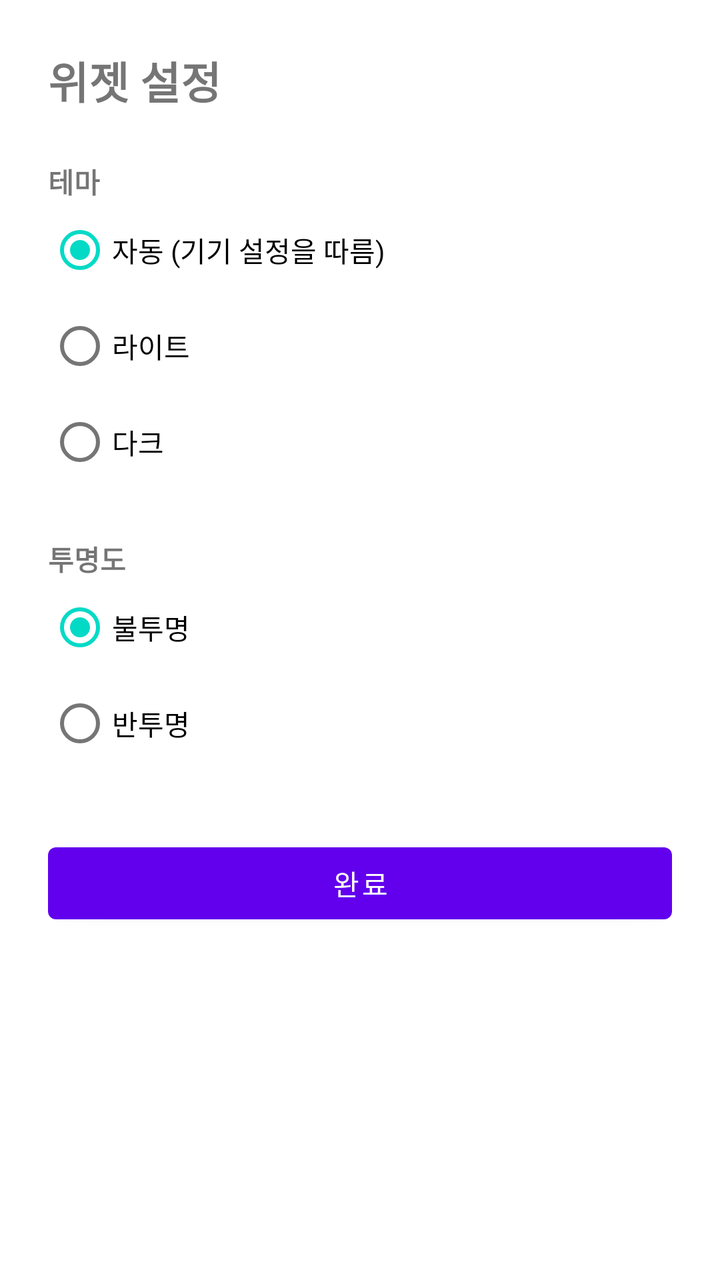
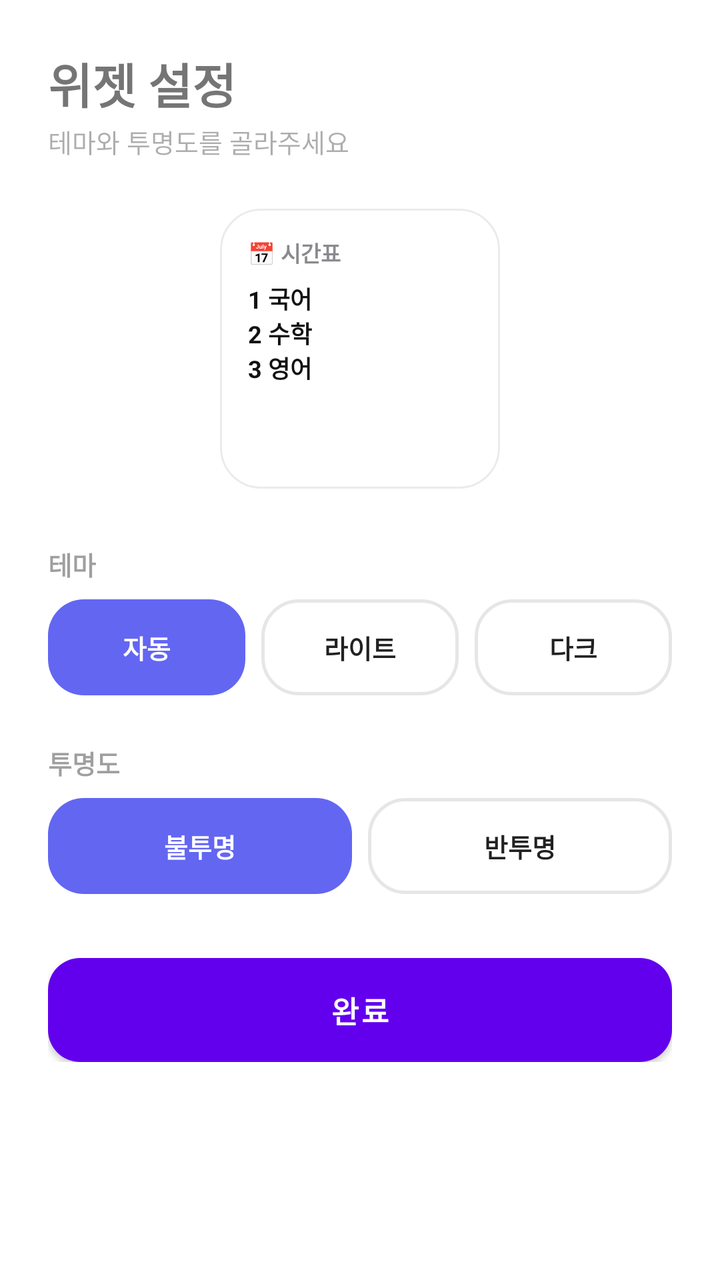

Compare the two renders of this Android layout. The source of the first and the diff that turns it into the second are given below.
<!-- AndroidManifest.xml: fallback theme Theme.MaterialComponents.DayNight.NoActionBar -->
<!-- res/layout/widget_configure_activity.xml -->
<?xml version="1.0" encoding="utf-8"?>
<ScrollView xmlns:android="http://schemas.android.com/apk/res/android"
    android:layout_width="match_parent"
    android:layout_height="match_parent">

    <LinearLayout
        android:layout_width="match_parent"
        android:layout_height="wrap_content"
        android:orientation="vertical"
        android:padding="24dp">

        <TextView
            android:layout_width="wrap_content"
            android:layout_height="wrap_content"
            android:text="위젯 설정"
            android:textSize="22sp"
            android:textStyle="bold" />

        <TextView
            android:layout_width="wrap_content"
            android:layout_height="wrap_content"
            android:layout_marginTop="24dp"
            android:text="테마"
            android:textSize="14sp"
            android:textStyle="bold" />

        <RadioGroup
            android:id="@+id/theme_group"
            android:layout_width="match_parent"
            android:layout_height="wrap_content"
            android:orientation="vertical">

            <RadioButton
                android:id="@+id/theme_auto"
                android:layout_width="match_parent"
                android:layout_height="wrap_content"
                android:text="자동 (기기 설정을 따름)"
                android:checked="true" />

            <RadioButton
                android:id="@+id/theme_light"
                android:layout_width="match_parent"
                android:layout_height="wrap_content"
                android:text="라이트" />

            <RadioButton
                android:id="@+id/theme_dark"
                android:layout_width="match_parent"
                android:layout_height="wrap_content"
                android:text="다크" />
        </RadioGroup>

        <TextView
            android:layout_width="wrap_content"
            android:layout_height="wrap_content"
            android:layout_marginTop="24dp"
            android:text="투명도"
            android:textSize="14sp"
            android:textStyle="bold" />

        <RadioGroup
            android:id="@+id/opacity_group"
            android:layout_width="match_parent"
            android:layout_height="wrap_content"
            android:orientation="vertical">

            <RadioButton
                android:id="@+id/opacity_opaque"
                android:layout_width="match_parent"
                android:layout_height="wrap_content"
                android:text="불투명"
                android:checked="true" />

            <RadioButton
                android:id="@+id/opacity_translucent"
                android:layout_width="match_parent"
                android:layout_height="wrap_content"
                android:text="반투명" />
        </RadioGroup>

        <Button
            android:id="@+id/confirm_button"
            android:layout_width="match_parent"
            android:layout_height="wrap_content"
            android:layout_marginTop="32dp"
            android:text="완료" />
    </LinearLayout>
</ScrollView>
<!-- resources referenced by this layout -->
<resources>

</resources>

<!-- the commit's change to res/layout/widget_configure_activity.xml (unified diff, before → after) -->
@@ -13,40 +13,116 @@
             android:layout_width="wrap_content"
             android:layout_height="wrap_content"
             android:text="위젯 설정"
-            android:textSize="22sp"
+            android:textSize="24sp"
             android:textStyle="bold" />
 
         <TextView
             android:layout_width="wrap_content"
             android:layout_height="wrap_content"
+            android:layout_marginTop="2dp"
+            android:text="테마와 투명도를 골라주세요"
+            android:textSize="13sp"
+            android:alpha="0.6" />
+
+        
+        <FrameLayout
+            android:layout_width="140dp"
+            android:layout_height="140dp"
             android:layout_marginTop="24dp"
+            android:layout_gravity="center_horizontal">
+
+            <FrameLayout
+                android:id="@+id/preview_card"
+                android:layout_width="match_parent"
+                android:layout_height="match_parent"
+                android:background="@drawable/widget_background"
+                android:padding="14dp">
+
+                <LinearLayout
+                    android:layout_width="match_parent"
+                    android:layout_height="wrap_content"
+                    android:orientation="vertical">
+
+                    <TextView
+                        android:layout_width="match_parent"
+                        android:layout_height="wrap_content"
+                        android:text="📅 시간표"
+                        android:textSize="11sp"
+                        android:textStyle="bold"
+                        android:textColor="@color/widget_title_color" />
+
+                    <TextView
+                        android:id="@+id/preview_body"
+                        android:layout_width="match_parent"
+                        android:layout_height="wrap_content"
+                        android:layout_marginTop="6dp"
+                        android:text="1 국어\n2 수학\n3 영어"
+                        android:textSize="12sp"
+                        android:textStyle="bold"
+                        android:textColor="@color/widget_body_color" />
+                </LinearLayout>
+            </FrameLayout>
+        </FrameLayout>
+
+        <TextView
+            android:layout_width="wrap_content"
+            android:layout_height="wrap_content"
+            android:layout_marginTop="28dp"
             android:text="테마"
-            android:textSize="14sp"
-            android:textStyle="bold" />
+            android:textSize="13sp"
+            android:textStyle="bold"
+            android:alpha="0.7" />
 
         <RadioGroup
             android:id="@+id/theme_group"
             android:layout_width="match_parent"
             android:layout_height="wrap_content"
-            android:orientation="vertical">
+            android:layout_marginTop="8dp"
+            android:orientation="horizontal">
 
             <RadioButton
                 android:id="@+id/theme_auto"
-                android:layout_width="match_parent"
+                android:layout_width="0dp"
                 android:layout_height="wrap_content"
-                android:text="자동 (기기 설정을 따름)"
+                android:layout_weight="1"
+                android:layout_marginEnd="8dp"
+                android:button="@null"
+                android:gravity="center"
+                android:paddingVertical="12dp"
+                android:background="@drawable/widget_config_chip_bg"
+                android:textColor="@color/widget_config_chip_text"
+                android:textSize="13sp"
+                android:textStyle="bold"
+                android:text="자동"
                 android:checked="true" />
 
             <RadioButton
                 android:id="@+id/theme_light"
-                android:layout_width="match_parent"
+                android:layout_width="0dp"
                 android:layout_height="wrap_content"
+                android:layout_weight="1"
+                android:layout_marginEnd="8dp"
+                android:button="@null"
+                android:gravity="center"
+                android:paddingVertical="12dp"
+                android:background="@drawable/widget_config_chip_bg"
+                android:textColor="@color/widget_config_chip_text"
+                android:textSize="13sp"
+                android:textStyle="bold"
                 android:text="라이트" />
 
             <RadioButton
                 android:id="@+id/theme_dark"
-                android:layout_width="match_parent"
+                android:layout_width="0dp"
                 android:layout_height="wrap_content"
+                android:layout_weight="1"
+                android:button="@null"
+                android:gravity="center"
+                android:paddingVertical="12dp"
+                android:background="@drawable/widget_config_chip_bg"
+                android:textColor="@color/widget_config_chip_text"
+                android:textSize="13sp"
+                android:textStyle="bold"
                 android:text="다크" />
         </RadioGroup>
 
@@ -55,34 +131,57 @@
             android:layout_height="wrap_content"
             android:layout_marginTop="24dp"
             android:text="투명도"
-            android:textSize="14sp"
-            android:textStyle="bold" />
+            android:textSize="13sp"
+            android:textStyle="bold"
+            android:alpha="0.7" />
 
         <RadioGroup
             android:id="@+id/opacity_group"
             android:layout_width="match_parent"
             android:layout_height="wrap_content"
-            android:orientation="vertical">
+            android:layout_marginTop="8dp"
+            android:orientation="horizontal">
 
             <RadioButton
                 android:id="@+id/opacity_opaque"
-                android:layout_width="match_parent"
+                android:layout_width="0dp"
                 android:layout_height="wrap_content"
+                android:layout_weight="1"
+                android:layout_marginEnd="8dp"
+                android:button="@null"
+                android:gravity="center"
+                android:paddingVertical="12dp"
+                android:background="@drawable/widget_config_chip_bg"
+                android:textColor="@color/widget_config_chip_text"
+                android:textSize="13sp"
+                android:textStyle="bold"
                 android:text="불투명"
                 android:checked="true" />
 
             <RadioButton
                 android:id="@+id/opacity_translucent"
-                android:layout_width="match_parent"
+                android:layout_width="0dp"
                 android:layout_height="wrap_content"
+                android:layout_weight="1"
+                android:button="@null"
+                android:gravity="center"
+                android:paddingVertical="12dp"
+                android:background="@drawable/widget_config_chip_bg"
+                android:textColor="@color/widget_config_chip_text"
+                android:textSize="13sp"
+                android:textStyle="bold"
                 android:text="반투명" />
         </RadioGroup>
 
         <Button
             android:id="@+id/confirm_button"
             android:layout_width="match_parent"
-            android:layout_height="wrap_content"
+            android:layout_height="52dp"
             android:layout_marginTop="32dp"
+            android:background="@drawable/widget_config_confirm_bg"
+            android:textColor="#FFFFFF"
+            android:textSize="15sp"
+            android:textStyle="bold"
             android:text="완료" />
     </LinearLayout>
 </ScrollView>
<!-- resource entries referenced after the edit -->
@@ -1,5 +1,37 @@
 <!-- resources referenced by this layout -->
 <resources>
-
+  <color name="widget_body_color">#111111</color>
+  <color name="widget_title_color">#8A8A8E</color>
+  <!-- drawable widget_background (drawable) -->
+  <?xml version="1.0" encoding="utf-8"?>
+  <shape xmlns:android="http://schemas.android.com/apk/res/android" android:shape="rectangle">
+      <solid android:color="#FFFFFFFF" />
+      <corners android:radius="20dp" />
+      <stroke android:width="1dp" android:color="#14000000" />
+  </shape>
+  <!-- drawable widget_config_chip_bg (drawable) -->
+  <?xml version="1.0" encoding="utf-8"?>
+  <selector xmlns:android="http://schemas.android.com/apk/res/android">
+      <item android:state_checked="true">
+          <shape android:shape="rectangle">
+              <solid android:color="@color/widget_accent_color" />
+              <corners android:radius="18dp" />
+          </shape>
+      </item>
+      <item>
+          <shape android:shape="rectangle">
+              <solid android:color="#00000000" />
+              <stroke android:width="1.5dp" android:color="#33808080" />
+              <corners android:radius="18dp" />
+          </shape>
+      </item>
+  </selector>
+  <!-- drawable widget_config_confirm_bg (drawable) -->
+  <?xml version="1.0" encoding="utf-8"?>
+  <shape xmlns:android="http://schemas.android.com/apk/res/android" android:shape="rectangle">
+      <solid android:color="@color/widget_accent_color" />
+      <corners android:radius="16dp" />
+  </shape>
+  <color name="widget_accent_color">#6366F1</color>
 </resources>
 
